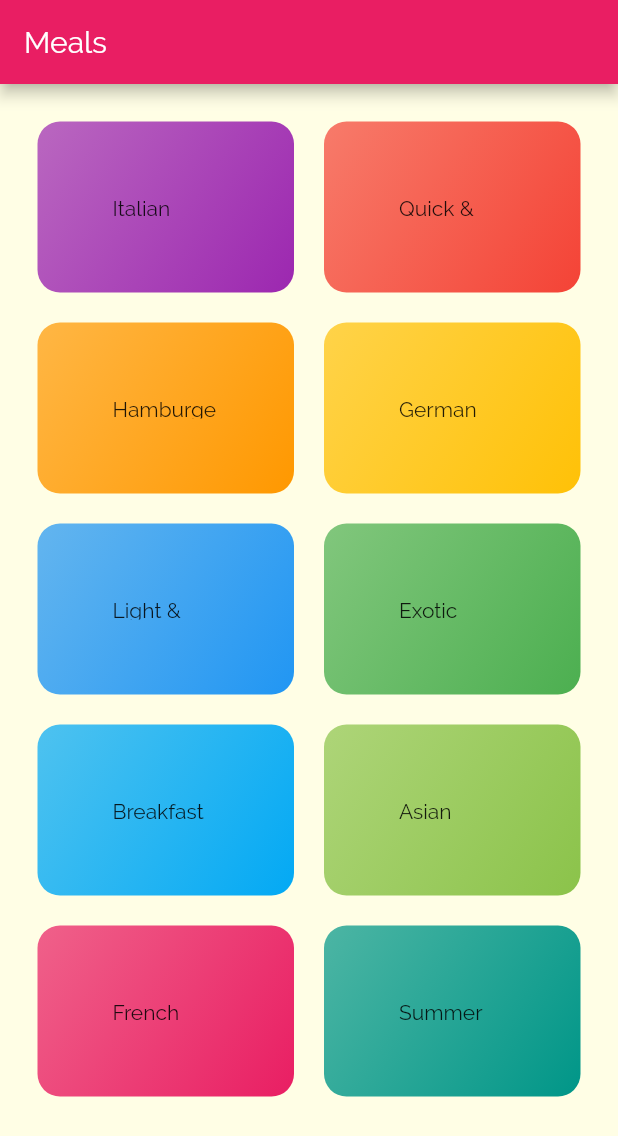
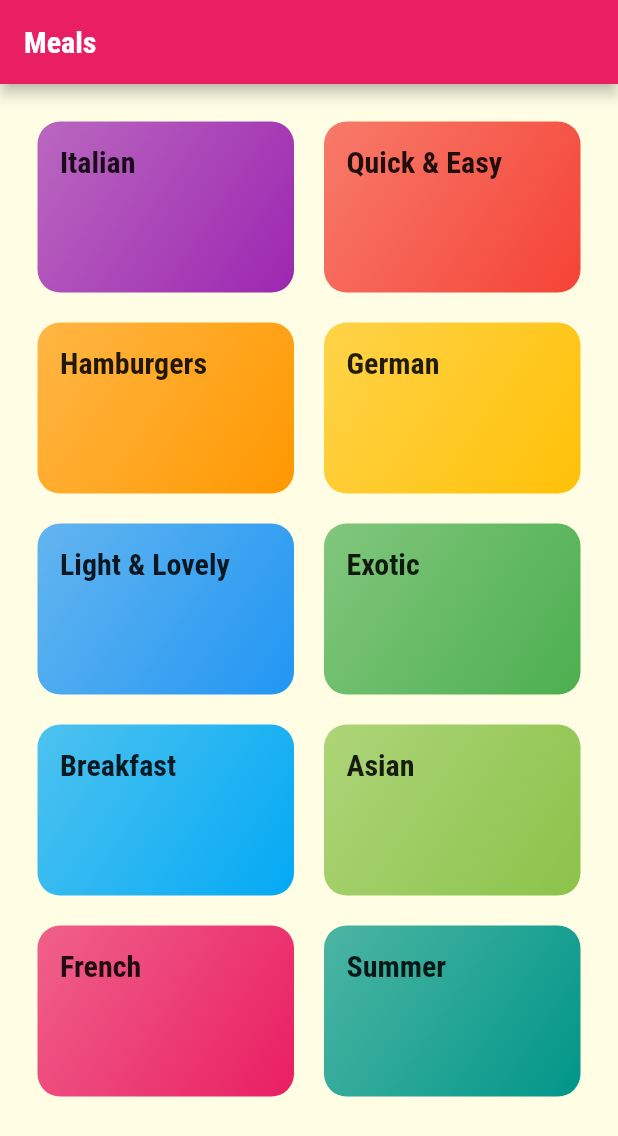
Before and after one commit to quantificial/flutter-meals, a Flutter app: the screen it shows after launch, on a phone screen of 412 x 824 dp. Shown: the top 1136 px of the screen. Run offline on Flutter 3.47's test engine with Material 2 defaults, Android fonts, the phone set to English and light mode, and no system bars.

Commit message:
category screen

```diff
--- a/lib/categories_screen.dart
+++ b/lib/categories_screen.dart
@@ -11,6 +11,7 @@ class CategoriesScreen extends StatelessWidget {
     return Scaffold(
       appBar: AppBar(
         title: const Text('Meals'),
+        //titleTextStyle: Theme.of(context).textTheme.titleMedium,
       ),
       body: GridView(
         padding: const EdgeInsets.all(25),
--- a/lib/category_item.dart
+++ b/lib/category_item.dart
@@ -12,7 +12,7 @@ class CategoryItem extends StatelessWidget {
   @override
   Widget build(BuildContext context) {
     return Container(
-      padding: const EdgeInsets.all(50),
+      padding: const EdgeInsets.all(15),
       decoration: BoxDecoration(
         gradient: LinearGradient(
             colors: [color.withOpacity(0.7), color],
@@ -20,7 +20,10 @@ class CategoryItem extends StatelessWidget {
             end: Alignment.bottomRight),
         borderRadius: BorderRadius.circular(15),
       ),
-      child: Text(title),
+      child: Text(
+        title,
+        style: Theme.of(context).textTheme.titleLarge,
+      ),
     );
   }
 }
--- a/lib/main.dart
+++ b/lib/main.dart
@@ -14,6 +14,16 @@ class MyApp extends StatelessWidget {
     return MaterialApp(
       title: 'Flutter Demo',
       theme: ThemeData(
+          textTheme: ThemeData.light().textTheme.copyWith(
+                bodyLarge:
+                    TextStyle(color: Color.fromRGBO(20, 51, 51, 1)), // body1
+                bodyMedium:
+                    TextStyle(color: Color.fromRGBO(20, 51, 51, 1)), // body2
+                titleLarge: TextStyle(
+                    fontSize: 20,
+                    fontFamily: 'RobotoCondensed',
+                    fontWeight: FontWeight.bold),
+              ),
           fontFamily: 'Raleway',
           canvasColor: Color.fromRGBO(255, 254, 229, 1),
           colorScheme: ColorScheme.fromSwatch(primarySwatch: Colors.pink)
```
